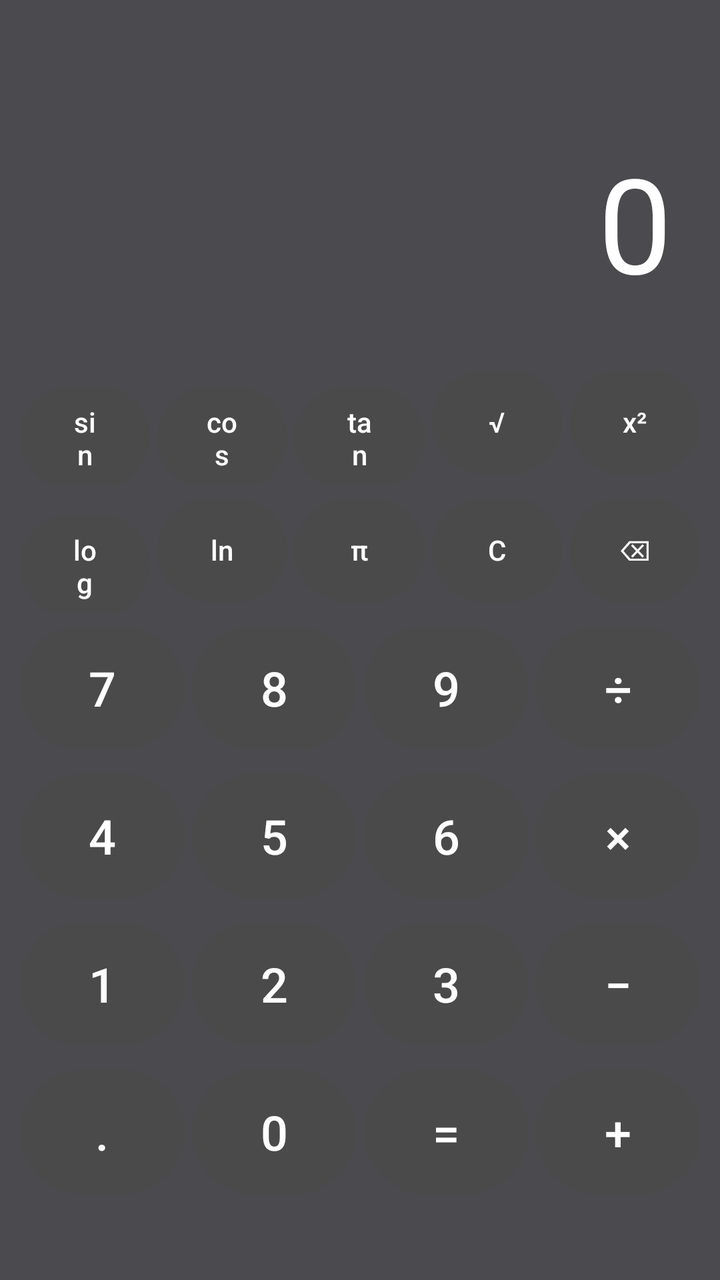
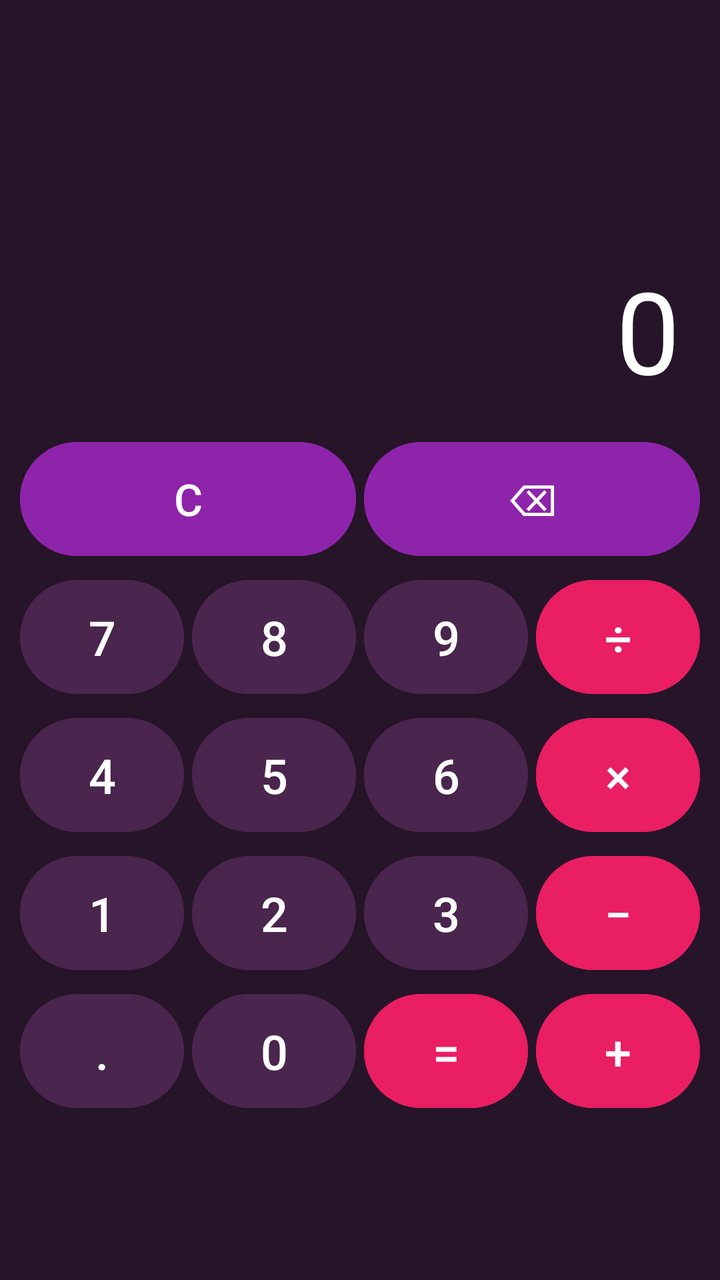

Two renders of the same Android screen: before a commit and after it. Below are the layout's source before the change and the commit's diff.
<!-- AndroidManifest.xml: application theme Theme.Ma_Calculatrice -->
<!-- res/layout/activity_main.xml -->
<?xml version="1.0" encoding="utf-8"?>
<LinearLayout xmlns:android="http://schemas.android.com/apk/res/android"
    android:layout_width="match_parent"
    android:layout_height="match_parent"
    android:orientation="vertical"
    android:background="#4A4A4F"
    android:padding="8dp">


    <TextView
        android:id="@+id/tvExpression"
        android:layout_width="match_parent"
        android:layout_height="wrap_content"
        android:text=""
        android:textSize="20sp"
        android:textColor="#AAAAAA"
        android:gravity="end"
        android:padding="8dp"
        android:maxLines="1" />

    <TextView
        android:id="@+id/tvDisplay"
        android:layout_width="match_parent"
        android:layout_height="120dp"
        android:text="0"
        android:textSize="56sp"
        android:textColor="#FFFFFF"
        android:gravity="end|bottom"
        android:padding="16dp"
        android:maxLines="1"
        android:autoSizeTextType="uniform" />


    <LinearLayout
        android:layout_width="match_parent"
        android:layout_height="wrap_content"
        android:orientation="horizontal"
        android:layout_marginTop="8dp">
        <Button android:id="@+id/btnSin" android:layout_width="0dp" android:layout_height="60dp" android:layout_weight="1" android:text="sin" android:backgroundTint="#4A4A4A" android:textColor="#FFFFFF" android:layout_margin="2dp"/>
        <Button android:id="@+id/btnCos" android:layout_width="0dp" android:layout_height="60dp" android:layout_weight="1" android:text="cos" android:backgroundTint="#4A4A4A" android:textColor="#FFFFFF" android:layout_margin="2dp"/>
        <Button android:id="@+id/btnTan" android:layout_width="0dp" android:layout_height="60dp" android:layout_weight="1" android:text="tan" android:backgroundTint="#4A4A4A" android:textColor="#FFFFFF" android:layout_margin="2dp"/>
        <Button android:id="@+id/btnSqrt" android:layout_width="0dp" android:layout_height="60dp" android:layout_weight="1" android:text="√" android:backgroundTint="#4A4A4A" android:textColor="#FFFFFF" android:layout_margin="2dp"/>
        <Button android:id="@+id/btnSquare" android:layout_width="0dp" android:layout_height="60dp" android:layout_weight="1" android:text="x²" android:backgroundTint="#4A4A4A" android:textColor="#FFFFFF" android:layout_margin="2dp"/>
    </LinearLayout>


    <LinearLayout
        android:layout_width="match_parent"
        android:layout_height="wrap_content"
        android:orientation="horizontal">
        <Button android:id="@+id/btnLog" android:layout_width="0dp" android:layout_height="60dp" android:layout_weight="1" android:text="log" android:backgroundTint="#4A4A4A" android:textColor="#FFFFFF" android:layout_margin="2dp"/>
        <Button android:id="@+id/btnLn" android:layout_width="0dp" android:layout_height="60dp" android:layout_weight="1" android:text="ln" android:backgroundTint="#4A4A4A" android:textColor="#FFFFFF" android:layout_margin="2dp"/>
        <Button android:id="@+id/btnPi" android:layout_width="0dp" android:layout_height="60dp" android:layout_weight="1" android:text="π" android:backgroundTint="#4A4A4A" android:textColor="#FFFFFF" android:layout_margin="2dp"/>
        <Button android:id="@+id/btnClear" android:layout_width="0dp" android:layout_height="60dp" android:layout_weight="1" android:text="C" android:backgroundTint="#4A4A4A" android:textColor="#FFFFFF" android:layout_margin="2dp"/>
        <Button android:id="@+id/btnBackspace" android:layout_width="0dp" android:layout_height="60dp" android:layout_weight="1" android:text="⌫" android:backgroundTint="#4A4A4A" android:textColor="#FFFFFF" android:layout_margin="2dp"/>
    </LinearLayout>


    <LinearLayout
        android:layout_width="match_parent"
        android:layout_height="wrap_content"
        android:orientation="horizontal">
        <Button android:id="@+id/btn7" android:layout_width="0dp" android:layout_height="70dp" android:layout_weight="1" android:text="7" android:backgroundTint="#4A4A4A" android:textColor="#FFFFFF" android:textSize="24sp" android:layout_margin="2dp"/>
        <Button android:id="@+id/btn8" android:layout_width="0dp" android:layout_height="70dp" android:layout_weight="1" android:text="8" android:backgroundTint="#4A4A4A" android:textColor="#FFFFFF" android:textSize="24sp" android:layout_margin="2dp"/>
        <Button android:id="@+id/btn9" android:layout_width="0dp" android:layout_height="70dp" android:layout_weight="1" android:text="9" android:backgroundTint="#4A4A4A" android:textColor="#FFFFFF" android:textSize="24sp" android:layout_margin="2dp"/>
        <Button android:id="@+id/btnDiv" android:layout_width="0dp" android:layout_height="70dp" android:layout_weight="1" android:text="÷" android:backgroundTint="#4A4A4A" android:textColor="#FFFFFF" android:textSize="24sp" android:layout_margin="2dp"/>
    </LinearLayout>


    <LinearLayout
        android:layout_width="match_parent"
        android:layout_height="wrap_content"
        android:orientation="horizontal">
        <Button android:id="@+id/btn4" android:layout_width="0dp" android:layout_height="70dp" android:layout_weight="1" android:text="4" android:backgroundTint="#4A4A4A" android:textColor="#FFFFFF" android:textSize="24sp" android:layout_margin="2dp"/>
        <Button android:id="@+id/btn5" android:layout_width="0dp" android:layout_height="70dp" android:layout_weight="1" android:text="5" android:backgroundTint="#4A4A4A" android:textColor="#FFFFFF" android:textSize="24sp" android:layout_margin="2dp"/>
        <Button android:id="@+id/btn6" android:layout_width="0dp" android:layout_height="70dp" android:layout_weight="1" android:text="6" android:backgroundTint="#4A4A4A" android:textColor="#FFFFFF" android:textSize="24sp" android:layout_margin="2dp"/>
        <Button android:id="@+id/btnMul" android:layout_width="0dp" android:layout_height="70dp" android:layout_weight="1" android:text="×" android:backgroundTint="#4A4A4A" android:textColor="#FFFFFF" android:textSize="24sp" android:layout_margin="2dp"/>
    </LinearLayout>


    <LinearLayout
        android:layout_width="match_parent"
        android:layout_height="wrap_content"
        android:orientation="horizontal">
        <Button android:id="@+id/btn1" android:layout_width="0dp" android:layout_height="70dp" android:layout_weight="1" android:text="1" android:backgroundTint="#4A4A4A" android:textColor="#FFFFFF" android:textSize="24sp" android:layout_margin="2dp"/>
        <Button android:id="@+id/btn2" android:layout_width="0dp" android:layout_height="70dp" android:layout_weight="1" android:text="2" android:backgroundTint="#4A4A4A" android:textColor="#FFFFFF" android:textSize="24sp" android:layout_margin="2dp"/>
        <Button android:id="@+id/btn3" android:layout_width="0dp" android:layout_height="70dp" android:layout_weight="1" android:text="3" android:backgroundTint="#4A4A4A" android:textColor="#FFFFFF" android:textSize="24sp" android:layout_margin="2dp"/>
        <Button android:id="@+id/btnSub" android:layout_width="0dp" android:layout_height="70dp" android:layout_weight="1" android:text="−" android:backgroundTint="#4A4A4A" android:textColor="#FFFFFF" android:textSize="24sp" android:layout_margin="2dp"/>
    </LinearLayout>

    <LinearLayout
        android:layout_width="match_parent"
        android:layout_height="wrap_content"
        android:orientation="horizontal">
        <Button android:id="@+id/btnDot" android:layout_width="0dp" android:layout_height="70dp" android:layout_weight="1" android:text="." android:backgroundTint="#4A4A4A" android:textColor="#FFFFFF" android:textSize="24sp" android:layout_margin="2dp"/>
        <Button android:id="@+id/btn0" android:layout_width="0dp" android:layout_height="70dp" android:layout_weight="1" android:text="0" android:backgroundTint="#4A4A4A" android:textColor="#FFFFFF" android:textSize="24sp" android:layout_margin="2dp"/>
        <Button android:id="@+id/btnEquals" android:layout_width="0dp" android:layout_height="70dp" android:layout_weight="1" android:text="=" android:backgroundTint="#4A4A4A" android:textColor="#FFFFFF" android:textSize="24sp" android:layout_margin="2dp"/>
        <Button android:id="@+id/btnAdd" android:layout_width="0dp" android:layout_height="70dp" android:layout_weight="1" android:text="+" android:backgroundTint="#4A4A4A" android:textColor="#FFFFFF" android:textSize="24sp" android:layout_margin="2dp"/>
    </LinearLayout>

</LinearLayout>
<!-- resources referenced by this layout -->
<resources>
  <style name="Theme.Ma_Calculatrice" parent="Base.Theme.Ma_Calculatrice" />
  <style name="Base.Theme.Ma_Calculatrice" parent="Theme.Material3.DayNight.NoActionBar">
          
          
      </style>
</resources>

<!-- the commit's change to res/layout/activity_main.xml (unified diff, before → after) -->
@@ -1,101 +1,136 @@
 <?xml version="1.0" encoding="utf-8"?>
-<LinearLayout xmlns:android="http://schemas.android.com/apk/res/android"
+<androidx.drawerlayout.widget.DrawerLayout xmlns:android="http://schemas.android.com/apk/res/android"
+    xmlns:app="http://schemas.android.com/apk/res-auto"
+    android:id="@+id/drawer_layout"
     android:layout_width="match_parent"
     android:layout_height="match_parent"
-    android:orientation="vertical"
-    android:background="#4A4A4F"
-    android:padding="8dp">
-
-
-    <TextView
-        android:id="@+id/tvExpression"
-        android:layout_width="match_parent"
-        android:layout_height="wrap_content"
-        android:text=""
-        android:textSize="20sp"
-        android:textColor="#AAAAAA"
-        android:gravity="end"
-        android:padding="8dp"
-        android:maxLines="1" />
-
-    <TextView
-        android:id="@+id/tvDisplay"
-        android:layout_width="match_parent"
-        android:layout_height="120dp"
-        android:text="0"
-        android:textSize="56sp"
-        android:textColor="#FFFFFF"
-        android:gravity="end|bottom"
-        android:padding="16dp"
-        android:maxLines="1"
-        android:autoSizeTextType="uniform" />
-
+    android:fitsSystemWindows="true">
 
     <LinearLayout
         android:layout_width="match_parent"
-        android:layout_height="wrap_content"
-        android:orientation="horizontal"
-        android:layout_marginTop="8dp">
-        <Button android:id="@+id/btnSin" android:layout_width="0dp" android:layout_height="60dp" android:layout_weight="1" android:text="sin" android:backgroundTint="#4A4A4A" android:textColor="#FFFFFF" android:layout_margin="2dp"/>
-        <Button android:id="@+id/btnCos" android:layout_width="0dp" android:layout_height="60dp" android:layout_weight="1" android:text="cos" android:backgroundTint="#4A4A4A" android:textColor="#FFFFFF" android:layout_margin="2dp"/>
-        <Button android:id="@+id/btnTan" android:layout_width="0dp" android:layout_height="60dp" android:layout_weight="1" android:text="tan" android:backgroundTint="#4A4A4A" android:textColor="#FFFFFF" android:layout_margin="2dp"/>
-        <Button android:id="@+id/btnSqrt" android:layout_width="0dp" android:layout_height="60dp" android:layout_weight="1" android:text="√" android:backgroundTint="#4A4A4A" android:textColor="#FFFFFF" android:layout_margin="2dp"/>
-        <Button android:id="@+id/btnSquare" android:layout_width="0dp" android:layout_height="60dp" android:layout_weight="1" android:text="x²" android:backgroundTint="#4A4A4A" android:textColor="#FFFFFF" android:layout_margin="2dp"/>
+        android:layout_height="match_parent"
+        android:orientation="vertical"
+        android:background="@color/bg_dark_plum"
+        android:padding="8dp">
+
+        <androidx.appcompat.widget.Toolbar
+            android:id="@+id/toolbar"
+            android:layout_width="match_parent"
+            android:layout_height="?attr/actionBarSize"
+            android:background="@color/bg_dark_plum"
+            app:titleTextColor="#FFFFFF" />
+
+        <TextView
+            android:id="@+id/tvExpression"
+            android:layout_width="match_parent"
+            android:layout_height="wrap_content"
+            android:text=""
+            android:textSize="20sp"
+            android:textColor="@color/mauve_light"
+            android:gravity="end"
+            android:padding="8dp"
+            android:maxLines="2" />
+
+        <TextView
+            android:id="@+id/tvDisplay"
+            android:layout_width="match_parent"
+            android:layout_height="100dp"
+            android:text="0"
+            android:textSize="52sp"
+            android:textColor="#FFFFFF"
+            android:gravity="end|bottom"
+            android:padding="12dp"
+            android:maxLines="1"
+            android:autoSizeTextType="uniform" />
+
+        <LinearLayout
+            android:id="@+id/layoutScientific"
+            android:layout_width="match_parent"
+            android:layout_height="wrap_content"
+            android:orientation="vertical"
+            android:visibility="gone">
+
+            <LinearLayout
+                android:layout_width="match_parent"
+                android:layout_height="wrap_content"
+                android:orientation="horizontal">
+                <Button android:id="@+id/btnSin" android:layout_width="0dp" android:layout_height="55dp" android:layout_weight="1" android:text="sin" android:backgroundTint="@color/btn_scientific" android:textColor="#FFFFFF" android:layout_margin="2dp"/>
+                <Button android:id="@+id/btnCos" android:layout_width="0dp" android:layout_height="55dp" android:layout_weight="1" android:text="cos" android:backgroundTint="@color/btn_scientific" android:textColor="#FFFFFF" android:layout_margin="2dp"/>
+                <Button android:id="@+id/btnTan" android:layout_width="0dp" android:layout_height="55dp" android:layout_weight="1" android:text="tan" android:backgroundTint="@color/btn_scientific" android:textColor="#FFFFFF" android:layout_margin="2dp"/>
+                <Button android:id="@+id/btnSqrt" android:layout_width="0dp" android:layout_height="55dp" android:layout_weight="1" android:text="√" android:backgroundTint="@color/btn_scientific" android:textColor="#FFFFFF" android:layout_margin="2dp"/>
+                <Button android:id="@+id/btnSquare" android:layout_width="0dp" android:layout_height="55dp" android:layout_weight="1" android:text="x²" android:backgroundTint="@color/btn_scientific" android:textColor="#FFFFFF" android:layout_margin="2dp"/>
+            </LinearLayout>
+
+            <LinearLayout
+                android:layout_width="match_parent"
+                android:layout_height="wrap_content"
+                android:orientation="horizontal">
+                <Button android:id="@+id/btnLog" android:layout_width="0dp" android:layout_height="55dp" android:layout_weight="1" android:text="log" android:backgroundTint="@color/btn_scientific" android:textColor="#FFFFFF" android:layout_margin="2dp"/>
+                <Button android:id="@+id/btnLn" android:layout_width="0dp" android:layout_height="55dp" android:layout_weight="1" android:text="ln" android:backgroundTint="@color/btn_scientific" android:textColor="#FFFFFF" android:layout_margin="2dp"/>
+                <Button android:id="@+id/btnPi" android:layout_width="0dp" android:layout_height="55dp" android:layout_weight="1" android:text="π" android:backgroundTint="@color/btn_scientific" android:textColor="#FFFFFF" android:layout_margin="2dp"/>
+            </LinearLayout>
+
+        </LinearLayout>
+
+        <LinearLayout
+            android:layout_width="match_parent"
+            android:layout_height="wrap_content"
+            android:orientation="horizontal">
+            <Button android:id="@+id/btnClear" android:layout_width="0dp" android:layout_height="65dp" android:layout_weight="1" android:text="C" android:backgroundTint="@color/btn_control" android:textColor="#FFFFFF" android:textSize="22sp" android:layout_margin="2dp"/>
+            <Button android:id="@+id/btnBackspace" android:layout_width="0dp" android:layout_height="65dp" android:layout_weight="1" android:text="⌫" android:backgroundTint="@color/btn_control" android:textColor="#FFFFFF" android:textSize="22sp" android:layout_margin="2dp"/>
+        </LinearLayout>
+
+        <LinearLayout
+            android:layout_width="match_parent"
+            android:layout_height="wrap_content"
+            android:orientation="horizontal">
+            <Button android:id="@+id/btn7" android:layout_width="0dp" android:layout_height="65dp" android:layout_weight="1" android:text="7" android:backgroundTint="@color/btn_digit" android:textColor="#FFFFFF" android:textSize="24sp" android:layout_margin="2dp"/>
+            <Button android:id="@+id/btn8" android:layout_width="0dp" android:layout_height="65dp" android:layout_weight="1" android:text="8" android:backgroundTint="@color/btn_digit" android:textColor="#FFFFFF" android:textSize="24sp" android:layout_margin="2dp"/>
+            <Button android:id="@+id/btn9" android:layout_width="0dp" android:layout_height="65dp" android:layout_weight="1" android:text="9" android:backgroundTint="@color/btn_digit" android:textColor="#FFFFFF" android:textSize="24sp" android:layout_margin="2dp"/>
+            <Button android:id="@+id/btnDiv" android:layout_width="0dp" android:layout_height="65dp" android:layout_weight="1" android:text="÷" android:backgroundTint="@color/btn_operator" android:textColor="#FFFFFF" android:textSize="24sp" android:layout_margin="2dp"/>
+        </LinearLayout>
+
+        <LinearLayout
+            android:layout_width="match_parent"
+            android:layout_height="wrap_content"
+            android:orientation="horizontal">
+            <Button android:id="@+id/btn4" android:layout_width="0dp" android:layout_height="65dp" android:layout_weight="1" android:text="4" android:backgroundTint="@color/btn_digit" android:textColor="#FFFFFF" android:textSize="24sp" android:layout_margin="2dp"/>
+            <Button android:id="@+id/btn5" android:layout_width="0dp" android:layout_height="65dp" android:layout_weight="1" android:text="5" android:backgroundTint="@color/btn_digit" android:textColor="#FFFFFF" android:textSize="24sp" android:layout_margin="2dp"/>
+            <Button android:id="@+id/btn6" android:layout_width="0dp" android:layout_height="65dp" android:layout_weight="1" android:text="6" android:backgroundTint="@color/btn_digit" android:textColor="#FFFFFF" android:textSize="24sp" android:layout_margin="2dp"/>
+            <Button android:id="@+id/btnMul" android:layout_width="0dp" android:layout_height="65dp" android:layout_weight="1" android:text="×" android:backgroundTint="@color/btn_operator" android:textColor="#FFFFFF" android:textSize="24sp" android:layout_margin="2dp"/>
+        </LinearLayout>
+
+        <LinearLayout
+            android:layout_width="match_parent"
+            android:layout_height="wrap_content"
+            android:orientation="horizontal">
+            <Button android:id="@+id/btn1" android:layout_width="0dp" android:layout_height="65dp" android:layout_weight="1" android:text="1" android:backgroundTint="@color/btn_digit" android:textColor="#FFFFFF" android:textSize="24sp" android:layout_margin="2dp"/>
+            <Button android:id="@+id/btn2" android:layout_width="0dp" android:layout_height="65dp" android:layout_weight="1" android:text="2" android:backgroundTint="@color/btn_digit" android:textColor="#FFFFFF" android:textSize="24sp" android:layout_margin="2dp"/>
+            <Button android:id="@+id/btn3" android:layout_width="0dp" android:layout_height="65dp" android:layout_weight="1" android:text="3" android:backgroundTint="@color/btn_digit" android:textColor="#FFFFFF" android:textSize="24sp" android:layout_margin="2dp"/>
+            <Button android:id="@+id/btnSub" android:layout_width="0dp" android:layout_height="65dp" android:layout_weight="1" android:text="−" android:backgroundTint="@color/btn_operator" android:textColor="#FFFFFF" android:textSize="24sp" android:layout_margin="2dp"/>
+        </LinearLayout>
+
+        <LinearLayout
+            android:layout_width="match_parent"
+            android:layout_height="wrap_content"
+            android:orientation="horizontal">
+            <Button android:id="@+id/btnDot" android:layout_width="0dp" android:layout_height="65dp" android:layout_weight="1" android:text="." android:backgroundTint="@color/btn_digit" android:textColor="#FFFFFF" android:textSize="24sp" android:layout_margin="2dp"/>
+            <Button android:id="@+id/btn0" android:layout_width="0dp" android:layout_height="65dp" android:layout_weight="1" android:text="0" android:backgroundTint="@color/btn_digit" android:textColor="#FFFFFF" android:textSize="24sp" android:layout_margin="2dp"/>
+            <Button android:id="@+id/btnEquals" android:layout_width="0dp" android:layout_height="65dp" android:layout_weight="1" android:text="=" android:backgroundTint="@color/btn_operator" android:textColor="#FFFFFF" android:textSize="24sp" android:layout_margin="2dp"/>
+            <Button android:id="@+id/btnAdd" android:layout_width="0dp" android:layout_height="65dp" android:layout_weight="1" android:text="+" android:backgroundTint="@color/btn_operator" android:textColor="#FFFFFF" android:textSize="24sp" android:layout_margin="2dp"/>
+        </LinearLayout>
+
     </LinearLayout>
 
+    <com.google.android.material.navigation.NavigationView
+        android:id="@+id/nav_view"
+        android:layout_width="wrap_content"
+        android:layout_height="match_parent"
+        android:layout_gravity="start"
+        android:background="@color/bg_drawer"
+        app:headerLayout="@layout/header"
+        app:menu="@menu/main_menu"
+        app:itemTextColor="#FFFFFF"
+        app:itemIconTint="@color/pink_light" />
 
-    <LinearLayout
-        android:layout_width="match_parent"
-        android:layout_height="wrap_content"
-        android:orientation="horizontal">
-        <Button android:id="@+id/btnLog" android:layout_width="0dp" android:layout_height="60dp" android:layout_weight="1" android:text="log" android:backgroundTint="#4A4A4A" android:textColor="#FFFFFF" android:layout_margin="2dp"/>
-        <Button android:id="@+id/btnLn" android:layout_width="0dp" android:layout_height="60dp" android:layout_weight="1" android:text="ln" android:backgroundTint="#4A4A4A" android:textColor="#FFFFFF" android:layout_margin="2dp"/>
-        <Button android:id="@+id/btnPi" android:layout_width="0dp" android:layout_height="60dp" android:layout_weight="1" android:text="π" android:backgroundTint="#4A4A4A" android:textColor="#FFFFFF" android:layout_margin="2dp"/>
-        <Button android:id="@+id/btnClear" android:layout_width="0dp" android:layout_height="60dp" android:layout_weight="1" android:text="C" android:backgroundTint="#4A4A4A" android:textColor="#FFFFFF" android:layout_margin="2dp"/>
-        <Button android:id="@+id/btnBackspace" android:layout_width="0dp" android:layout_height="60dp" android:layout_weight="1" android:text="⌫" android:backgroundTint="#4A4A4A" android:textColor="#FFFFFF" android:layout_margin="2dp"/>
-    </LinearLayout>
-
-
-    <LinearLayout
-        android:layout_width="match_parent"
-        android:layout_height="wrap_content"
-        android:orientation="horizontal">
-        <Button android:id="@+id/btn7" android:layout_width="0dp" android:layout_height="70dp" android:layout_weight="1" android:text="7" android:backgroundTint="#4A4A4A" android:textColor="#FFFFFF" android:textSize="24sp" android:layout_margin="2dp"/>
-        <Button android:id="@+id/btn8" android:layout_width="0dp" android:layout_height="70dp" android:layout_weight="1" android:text="8" android:backgroundTint="#4A4A4A" android:textColor="#FFFFFF" android:textSize="24sp" android:layout_margin="2dp"/>
-        <Button android:id="@+id/btn9" android:layout_width="0dp" android:layout_height="70dp" android:layout_weight="1" android:text="9" android:backgroundTint="#4A4A4A" android:textColor="#FFFFFF" android:textSize="24sp" android:layout_margin="2dp"/>
-        <Button android:id="@+id/btnDiv" android:layout_width="0dp" android:layout_height="70dp" android:layout_weight="1" android:text="÷" android:backgroundTint="#4A4A4A" android:textColor="#FFFFFF" android:textSize="24sp" android:layout_margin="2dp"/>
-    </LinearLayout>
-
-
-    <LinearLayout
-        android:layout_width="match_parent"
-        android:layout_height="wrap_content"
-        android:orientation="horizontal">
-        <Button android:id="@+id/btn4" android:layout_width="0dp" android:layout_height="70dp" android:layout_weight="1" android:text="4" android:backgroundTint="#4A4A4A" android:textColor="#FFFFFF" android:textSize="24sp" android:layout_margin="2dp"/>
-        <Button android:id="@+id/btn5" android:layout_width="0dp" android:layout_height="70dp" android:layout_weight="1" android:text="5" android:backgroundTint="#4A4A4A" android:textColor="#FFFFFF" android:textSize="24sp" android:layout_margin="2dp"/>
-        <Button android:id="@+id/btn6" android:layout_width="0dp" android:layout_height="70dp" android:layout_weight="1" android:text="6" android:backgroundTint="#4A4A4A" android:textColor="#FFFFFF" android:textSize="24sp" android:layout_margin="2dp"/>
-        <Button android:id="@+id/btnMul" android:layout_width="0dp" android:layout_height="70dp" android:layout_weight="1" android:text="×" android:backgroundTint="#4A4A4A" android:textColor="#FFFFFF" android:textSize="24sp" android:layout_margin="2dp"/>
-    </LinearLayout>
-
-
-    <LinearLayout
-        android:layout_width="match_parent"
-        android:layout_height="wrap_content"
-        android:orientation="horizontal">
-        <Button android:id="@+id/btn1" android:layout_width="0dp" android:layout_height="70dp" android:layout_weight="1" android:text="1" android:backgroundTint="#4A4A4A" android:textColor="#FFFFFF" android:textSize="24sp" android:layout_margin="2dp"/>
-        <Button android:id="@+id/btn2" android:layout_width="0dp" android:layout_height="70dp" android:layout_weight="1" android:text="2" android:backgroundTint="#4A4A4A" android:textColor="#FFFFFF" android:textSize="24sp" android:layout_margin="2dp"/>
-        <Button android:id="@+id/btn3" android:layout_width="0dp" android:layout_height="70dp" android:layout_weight="1" android:text="3" android:backgroundTint="#4A4A4A" android:textColor="#FFFFFF" android:textSize="24sp" android:layout_margin="2dp"/>
-        <Button android:id="@+id/btnSub" android:layout_width="0dp" android:layout_height="70dp" android:layout_weight="1" android:text="−" android:backgroundTint="#4A4A4A" android:textColor="#FFFFFF" android:textSize="24sp" android:layout_margin="2dp"/>
-    </LinearLayout>
-
-    <LinearLayout
-        android:layout_width="match_parent"
-        android:layout_height="wrap_content"
-        android:orientation="horizontal">
-        <Button android:id="@+id/btnDot" android:layout_width="0dp" android:layout_height="70dp" android:layout_weight="1" android:text="." android:backgroundTint="#4A4A4A" android:textColor="#FFFFFF" android:textSize="24sp" android:layout_margin="2dp"/>
-        <Button android:id="@+id/btn0" android:layout_width="0dp" android:layout_height="70dp" android:layout_weight="1" android:text="0" android:backgroundTint="#4A4A4A" android:textColor="#FFFFFF" android:textSize="24sp" android:layout_margin="2dp"/>
-        <Button android:id="@+id/btnEquals" android:layout_width="0dp" android:layout_height="70dp" android:layout_weight="1" android:text="=" android:backgroundTint="#4A4A4A" android:textColor="#FFFFFF" android:textSize="24sp" android:layout_margin="2dp"/>
-        <Button android:id="@+id/btnAdd" android:layout_width="0dp" android:layout_height="70dp" android:layout_weight="1" android:text="+" android:backgroundTint="#4A4A4A" android:textColor="#FFFFFF" android:textSize="24sp" android:layout_margin="2dp"/>
-    </LinearLayout>
-
-</LinearLayout>
+</androidx.drawerlayout.widget.DrawerLayout>
<!-- resource entries referenced after the edit -->
@@ -1,9 +1,20 @@
 <!-- resources referenced by this layout -->
 <resources>
+  <color name="bg_dark_plum">#261428</color>
+  <color name="bg_drawer">#331B36</color>
+  <color name="btn_control">#8E24AA</color>
+  <color name="btn_digit">#4A254D</color>
+  <color name="btn_operator">#E91E63</color>
+  <color name="btn_scientific">#5E2B63</color>
+  <color name="mauve_light">#E1BEE7</color>
+  <color name="pink_light">#F8BBD0</color>
   <style name="Theme.Ma_Calculatrice" parent="Base.Theme.Ma_Calculatrice" />
   <style name="Base.Theme.Ma_Calculatrice" parent="Theme.Material3.DayNight.NoActionBar">
-          
-          
+          <item name="colorPrimary">@color/pink_primary</item>
+          <item name="colorSecondary">@color/mauve_primary</item>
+          <item name="android:statusBarColor">@color/bg_dark_plum</item>
       </style>
+  <color name="pink_primary">#E91E63</color>
+  <color name="mauve_primary">#8E24AA</color>
 </resources>
 
